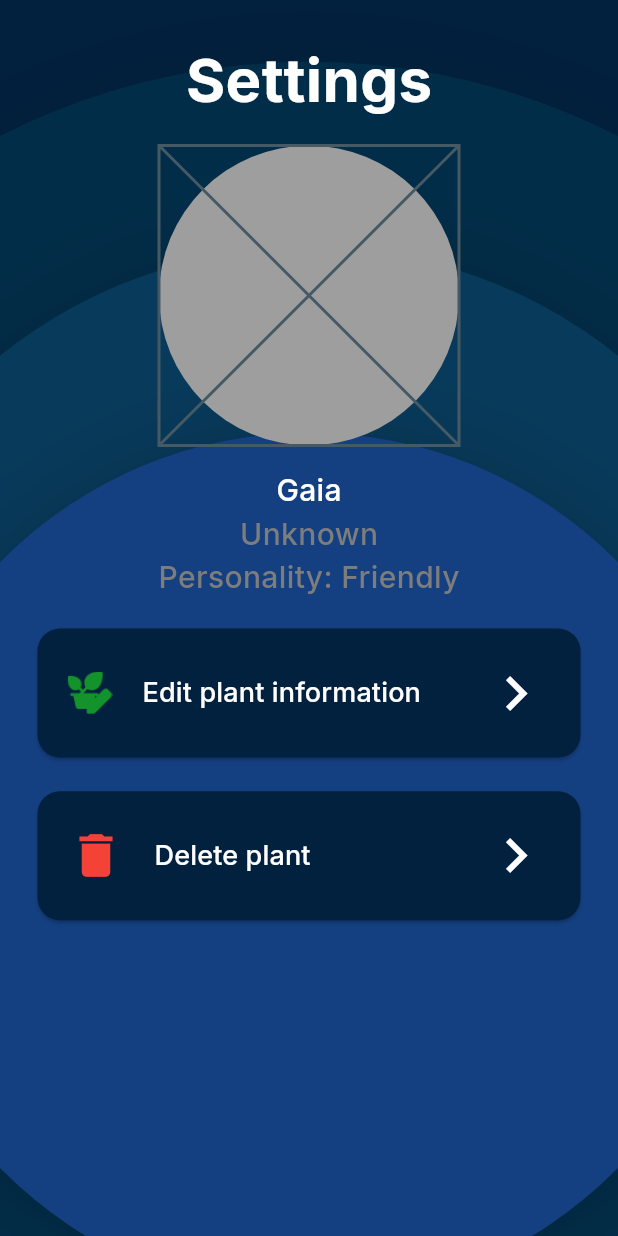
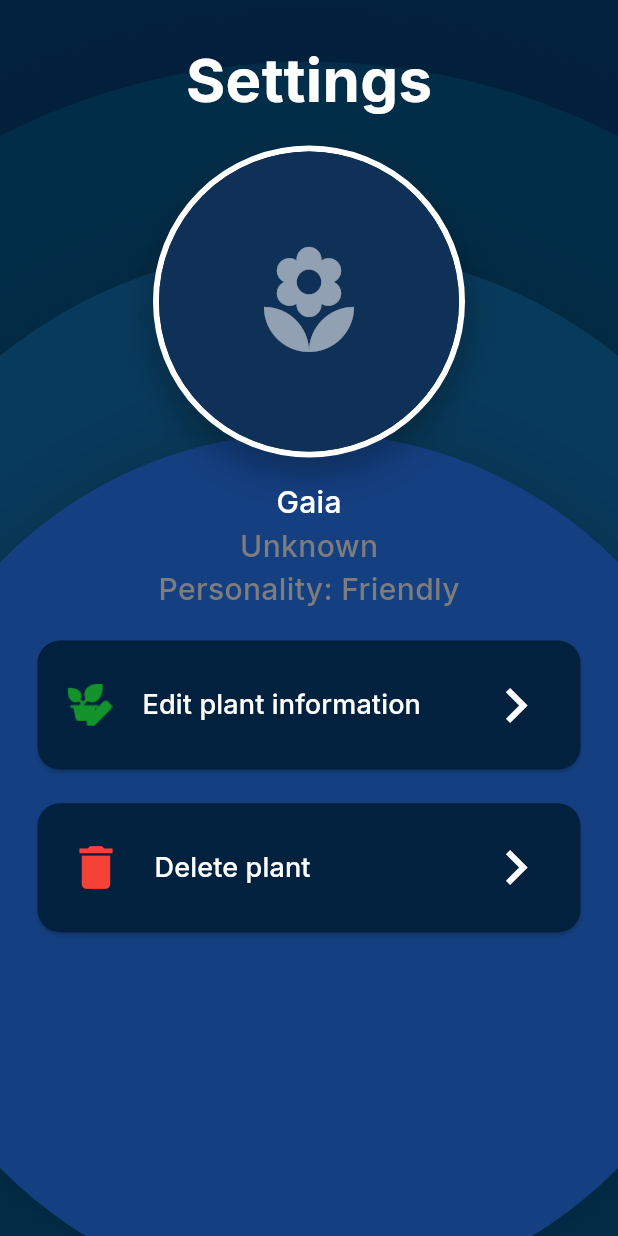
Before and after one commit to HoogaBoga/project_gaia, a Flutter app: the SettingsView screen opened directly, on a phone screen of 412 x 824 dp. Run offline on Flutter 3.47's test engine with Material 3 defaults, Android fonts, the phone set to English and light mode, and no system bars; our stand-ins replace firebase_core, firebase_database, firebase_storage, google_fonts, image_picker, percent_indicator and 3 more; missing offline and left inert: flutter_arc_text; accounts and stored records are empty; project files that could hold a hidden picture were left out.

Commit message:
settings profile image added

```diff
--- a/lib/ui/views/settings/settings_view.dart
+++ b/lib/ui/views/settings/settings_view.dart
@@ -38,11 +38,35 @@ class SettingsView extends StackedView<SettingsViewModel> {
                       ),
                     ),
                     const SizedBox(height: 15),
-                    const CircleAvatar(
-                      radius: 100.0,
-                      backgroundColor: Colors.grey,
-                      child: Placeholder(),
+
+                    // --- UPDATED IMAGE SECTION ---
+                    Container(
+                      decoration: BoxDecoration(
+                        shape: BoxShape.circle,
+                        border: Border.all(color: Colors.white, width: 4), // Added a nice border
+                        boxShadow: [
+                          BoxShadow(
+                            color: Colors.black.withOpacity(0.3),
+                            blurRadius: 20,
+                            offset: const Offset(0, 10),
+                          )
+                        ]
+                      ),
+                      child: CircleAvatar(
+                        radius: 100.0,
+                        backgroundColor: const Color(0xFF0F3057), // Dark blue fallback
+                        // If we have an URL, use it. Otherwise null.
+                        backgroundImage: viewModel.plantImageUrl != null
+                            ? NetworkImage(viewModel.plantImageUrl!)
+                            : null,
+                        // If NO URL, show an icon instead
+                        child: viewModel.plantImageUrl == null
+                            ? const Icon(Icons.local_florist, size: 80, color: Colors.white54)
+                            : null,
+                      ),
                     ),
+                    // -----------------------------
+
                     const SizedBox(height: 15),
                     Text(
                       viewModel.plantName,
--- a/lib/ui/views/settings/settings_viewmodel.dart
+++ b/lib/ui/views/settings/settings_viewmodel.dart
@@ -14,8 +14,11 @@ class SettingsViewModel extends BaseViewModel {
   String species = '';
   String personality = '';
 
+  String? plantImageUrl;
+
   Future<void> initialize() async {
     setBusy(true);
+
     final profile = await _firebaseService.getPlantProfile();
     if (profile != null) {
       plantName = profile['name'] ?? 'Gaia';
@@ -26,6 +29,12 @@ class SettingsViewModel extends BaseViewModel {
       species = '-';
       personality = 'Default';
     }
+
+    final visuals = await _firebaseService.getPlantVisuals();
+    if (visuals != null) {
+      plantImageUrl = visuals['imageUrl'];
+    }
+
     notifyListeners();
     setBusy(false);
   }
```
